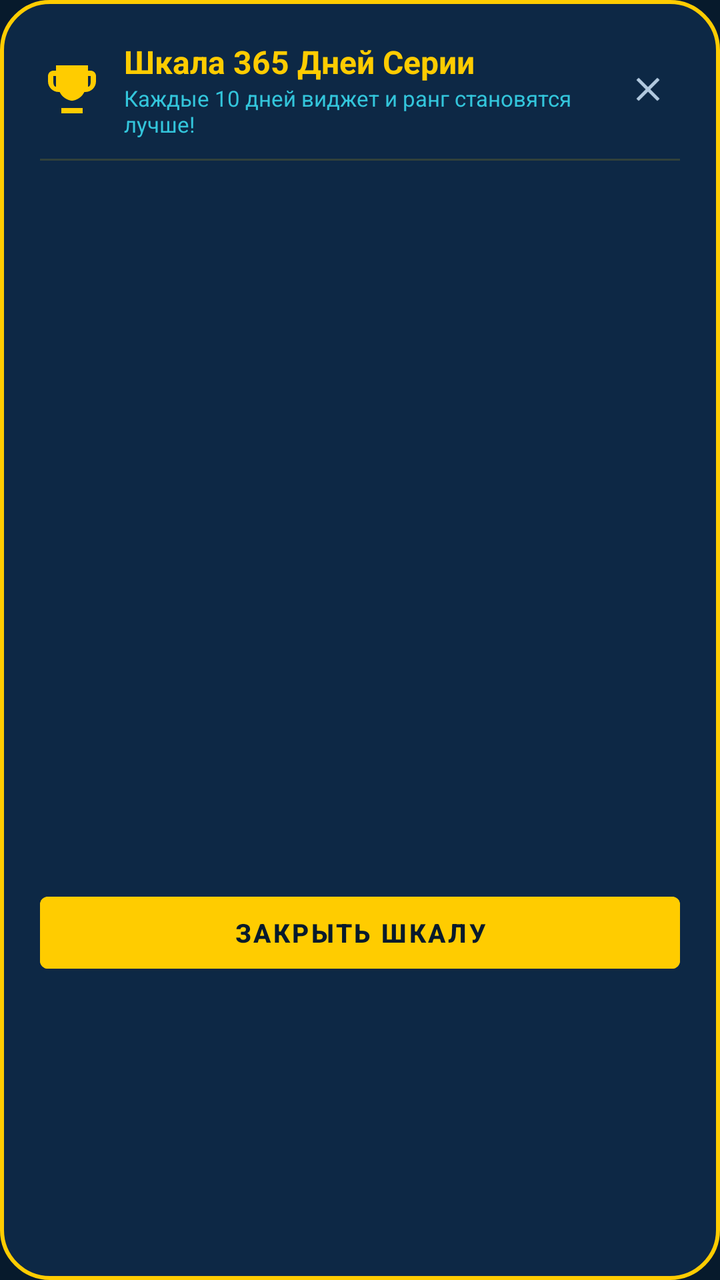
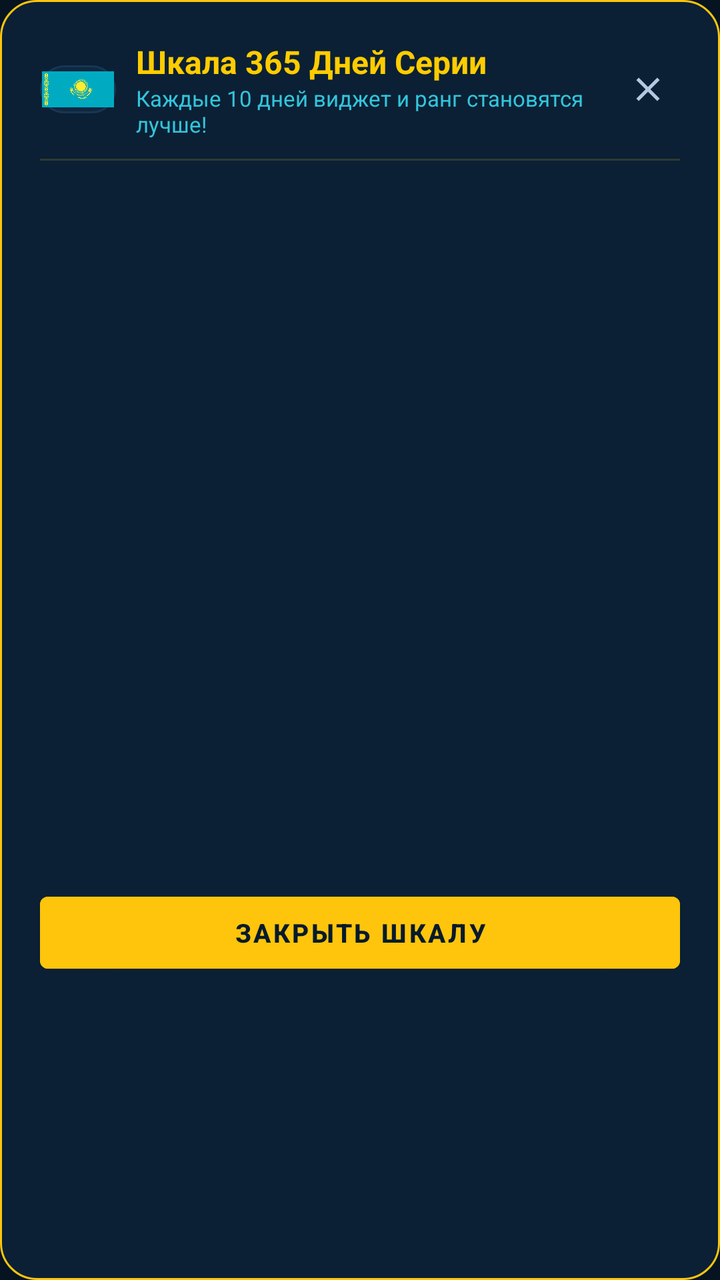

Before-and-after screenshots of an Android layout around one commit, followed by the original layout XML and the change that was made.
<!-- AndroidManifest.xml: application theme Theme.PatrioticAlarm -->
<!-- res/layout/dialog_roadmap_365.xml -->
<?xml version="1.0" encoding="utf-8"?>
<LinearLayout xmlns:android="http://schemas.android.com/apk/res/android"
    android:layout_width="match_parent"
    android:layout_height="wrap_content"
    android:background="@drawable/bg_dialog_kazakh"
    android:orientation="vertical"
    android:padding="20dp">

    <LinearLayout
        android:layout_width="match_parent"
        android:layout_height="wrap_content"
        android:gravity="center_vertical"
        android:orientation="horizontal">

        <ImageView
            android:layout_width="32dp"
            android:layout_height="32dp"
            android:contentDescription="Trophy"
            android:src="@drawable/ic_trophy_365" />

        <LinearLayout
            android:layout_width="0dp"
            android:layout_height="wrap_content"
            android:layout_marginStart="10dp"
            android:layout_weight="1"
            android:orientation="vertical">

            <TextView
                android:layout_width="wrap_content"
                android:layout_height="wrap_content"
                android:text="Шкала 365 Дней Серии"
                android:textColor="#FFCC00"
                android:textSize="16sp"
                android:textStyle="bold" />

            <TextView
                android:layout_width="wrap_content"
                android:layout_height="wrap_content"
                android:text="Каждые 10 дней виджет и ранг становятся лучше!"
                android:textColor="#33C5DB"
                android:textSize="11sp" />
        </LinearLayout>

        <ImageView
            android:id="@+id/btn_close_roadmap"
            android:layout_width="32dp"
            android:layout_height="32dp"
            android:background="?attr/selectableItemBackgroundBorderless"
            android:contentDescription="Close"
            android:padding="6dp"
            android:src="@drawable/ic_close" />
    </LinearLayout>

    <View
        android:layout_width="match_parent"
        android:layout_height="1dp"
        android:layout_marginVertical="10dp"
        android:background="#26FFCC00" />

    <androidx.recyclerview.widget.RecyclerView
        android:id="@+id/recycler_tiers"
        android:layout_width="match_parent"
        android:layout_height="340dp" />

    <com.google.android.material.button.MaterialButton
        android:id="@+id/btn_dismiss_roadmap"
        android:layout_width="match_parent"
        android:layout_height="48dp"
        android:layout_marginTop="12dp"
        android:backgroundTint="@color/kz_gold"
        android:text="Закрыть шкалу"
        android:textColor="#071A2C"
        android:textSize="13sp"
        android:textStyle="bold" />
</LinearLayout>
<!-- resources referenced by this layout -->
<resources>
  <color name="kz_gold">#FFCC00</color>
  <!-- drawable bg_dialog_kazakh (drawable) -->
  <?xml version="1.0" encoding="utf-8"?>
  <shape xmlns:android="http://schemas.android.com/apk/res/android"
      android:shape="rectangle">
      <solid android:color="#0D2845" />
      <corners android:radius="24dp" />
      <stroke
          android:width="2dp"
          android:color="#FFCC00" />
  </shape>
  <!-- drawable ic_close (drawable) -->
  <vector xmlns:android="http://schemas.android.com/apk/res/android"
      android:width="24dp"
      android:height="24dp"
      android:viewportWidth="24"
      android:viewportHeight="24">
      <path
          android:fillColor="#B2C9DF"
          android:pathData="M19,6.41 L17.59,5 L12,10.59 L6.41,5 L5,6.41 L10.59,12 L5,17.59 L6.41,19 L12,13.41 L17.59,19 L19,17.59 L13.41,12 Z" />
  </vector>
  <!-- drawable ic_trophy_365 (drawable) -->
  <vector xmlns:android="http://schemas.android.com/apk/res/android"
      android:width="24dp"
      android:height="24dp"
      android:viewportWidth="24"
      android:viewportHeight="24">
      <path
          android:fillColor="#FFCC00"
          android:pathData="M19,5 H18 V3 H6 V5 H5 C3.9,5 3,5.9 3,7 V9 C3,11.21 4.79,13 7,13 H7.37 C8.21,14.77 9.94,16.03 12,16.29 V19 H8 V21 H16 V19 H12 V16.29 C14.06,16.03 15.79,14.77 16.63,13 H17 C19.21,13 21,11.21 21,9 V7 C21,5.9 20.1,5 19,5 Z
                           M5,9 V7 H6 V11 C5.45,11 5,10.55 5,9 Z
                           M19,9 C19,10.55 18.55,11 18,11 V7 H19 V9 Z" />
  </vector>
  <style name="Theme.PatrioticAlarm" parent="Theme.MaterialComponents.DayNight.NoActionBar">
          
          <item name="colorPrimary">@color/kz_sky_blue</item>
          <item name="colorPrimaryVariant">@color/kz_sky_blue_dark</item>
          <item name="colorOnPrimary">#FFFFFF</item>
          
          
          <item name="colorSecondary">@color/kz_gold</item>
          <item name="colorSecondaryVariant">@color/kz_gold_dark</item>
          <item name="colorOnSecondary">#071A2C</item>
          
          
          <item name="android:colorBackground">@color/kz_navy_bg</item>
          <item name="colorSurface">@color/kz_navy_surface</item>
          <item name="colorOnSurface">#FFFFFF</item>
          
          
          <item name="android:statusBarColor">@color/kz_navy_bg</item>
          <item name="android:navigationBarColor">@color/kz_navy_bg</item>
          <item name="android:windowLightStatusBar">false</item>
      </style>
  <color name="kz_sky_blue">#00AFCA</color>
  <color name="kz_sky_blue_dark">#008CA3</color>
  <color name="kz_gold_dark">#D69E00</color>
  <color name="kz_navy_bg">#071A2C</color>
  <color name="kz_navy_surface">#0D2845</color>
</resources>

<!-- the commit's change to res/layout/dialog_roadmap_365.xml (unified diff, before → after) -->
@@ -12,11 +12,19 @@
         android:gravity="center_vertical"
         android:orientation="horizontal">
 
-        <ImageView
-            android:layout_width="32dp"
-            android:layout_height="32dp"
-            android:contentDescription="Trophy"
-            android:src="@drawable/ic_trophy_365" />
+        <FrameLayout
+            android:layout_width="38dp"
+            android:layout_height="24dp"
+            android:background="@drawable/bg_card_caspian"
+            android:padding="1dp">
+
+            <ImageView
+                android:layout_width="match_parent"
+                android:layout_height="match_parent"
+                android:contentDescription="Flag of Kazakhstan"
+                android:scaleType="fitCenter"
+                android:src="@drawable/flag_kz" />
+        </FrameLayout>
 
         <LinearLayout
             android:layout_width="0dp"
<!-- resource entries referenced after the edit -->
@@ -1,16 +1,27 @@
 <!-- resources referenced by this layout -->
 <resources>
-  <color name="kz_gold">#FFCC00</color>
+  <color name="kz_gold">#FEC50C</color>
+  <!-- drawable bg_card_caspian (drawable) -->
+  <?xml version="1.0" encoding="utf-8"?>
+  <shape xmlns:android="http://schemas.android.com/apk/res/android"
+      android:shape="rectangle">
+      <solid android:color="#0F273F" />
+      <corners android:radius="14dp" />
+      <stroke
+          android:width="1dp"
+          android:color="#173754" />
+  </shape>
   <!-- drawable bg_dialog_kazakh (drawable) -->
   <?xml version="1.0" encoding="utf-8"?>
   <shape xmlns:android="http://schemas.android.com/apk/res/android"
       android:shape="rectangle">
-      <solid android:color="#0D2845" />
-      <corners android:radius="24dp" />
+      <solid android:color="#0B2035" />
+      <corners android:radius="18dp" />
       <stroke
-          android:width="2dp"
-          android:color="#FFCC00" />
+          android:width="1dp"
+          android:color="#FEC50C" />
   </shape>
+  <!-- drawable flag_kz: png bitmap (drawable-nodpi, 112591 bytes) -->
   <!-- drawable ic_close (drawable) -->
   <vector xmlns:android="http://schemas.android.com/apk/res/android"
       android:width="24dp"
@@ -20,18 +31,6 @@
       <path
           android:fillColor="#B2C9DF"
           android:pathData="M19,6.41 L17.59,5 L12,10.59 L6.41,5 L5,6.41 L10.59,12 L5,17.59 L6.41,19 L12,13.41 L17.59,19 L19,17.59 L13.41,12 Z" />
-  </vector>
-  <!-- drawable ic_trophy_365 (drawable) -->
-  <vector xmlns:android="http://schemas.android.com/apk/res/android"
-      android:width="24dp"
-      android:height="24dp"
-      android:viewportWidth="24"
-      android:viewportHeight="24">
-      <path
-          android:fillColor="#FFCC00"
-          android:pathData="M19,5 H18 V3 H6 V5 H5 C3.9,5 3,5.9 3,7 V9 C3,11.21 4.79,13 7,13 H7.37 C8.21,14.77 9.94,16.03 12,16.29 V19 H8 V21 H16 V19 H12 V16.29 C14.06,16.03 15.79,14.77 16.63,13 H17 C19.21,13 21,11.21 21,9 V7 C21,5.9 20.1,5 19,5 Z
-                           M5,9 V7 H6 V11 C5.45,11 5,10.55 5,9 Z
-                           M19,9 C19,10.55 18.55,11 18,11 V7 H19 V9 Z" />
   </vector>
   <style name="Theme.PatrioticAlarm" parent="Theme.MaterialComponents.DayNight.NoActionBar">
           
@@ -55,9 +54,9 @@
           <item name="android:windowLightStatusBar">false</item>
       </style>
   <color name="kz_sky_blue">#00AFCA</color>
-  <color name="kz_sky_blue_dark">#008CA3</color>
-  <color name="kz_gold_dark">#D69E00</color>
-  <color name="kz_navy_bg">#071A2C</color>
-  <color name="kz_navy_surface">#0D2845</color>
+  <color name="kz_sky_blue_dark">#00869C</color>
+  <color name="kz_gold_dark">#D4A000</color>
+  <color name="kz_navy_bg">#061320</color>
+  <color name="kz_navy_surface">#0B2035</color>
 </resources>
 
